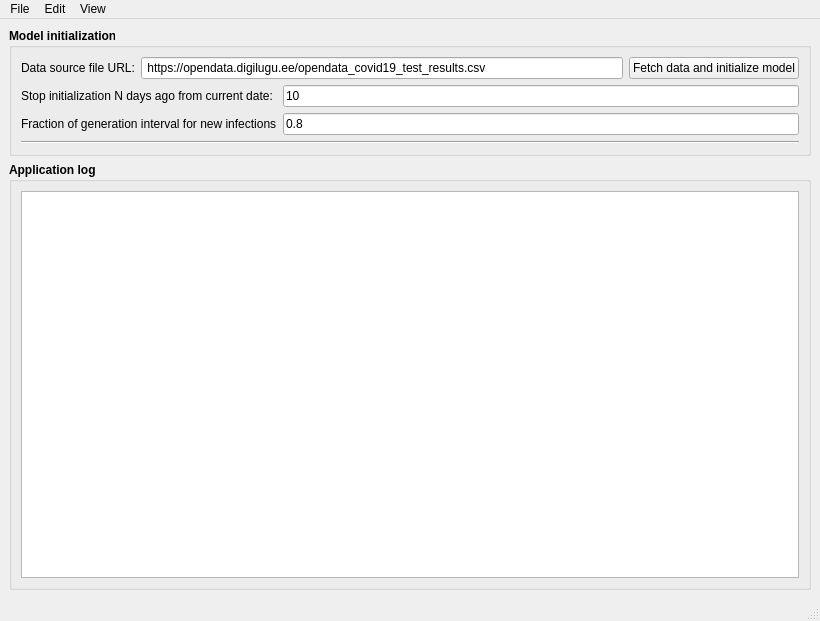
This is ui/vspread_model_v1.ui in extall/spread-model-ee as Qt 5 draws it before an edit. The edited form follows.
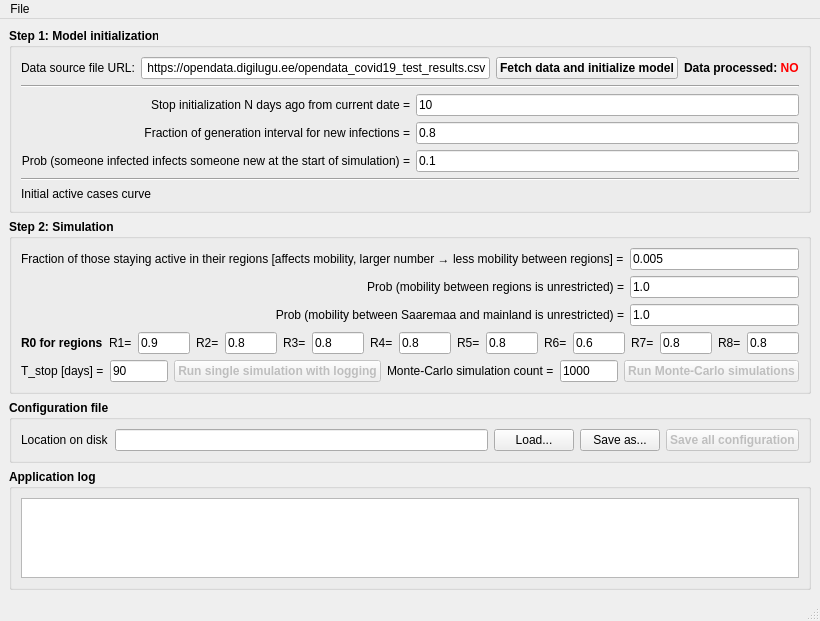
This is the edited form.

Commit message: [UI] Initial UI design added. Some code copied from existing application, not changed yet

What changed in the file:
```diff
--- a/ui/vspread_model_v1.ui
+++ b/ui/vspread_model_v1.ui
@@ -30,7 +30,7 @@
        </font>
       </property>
       <property name="title">
-       <string>Model initialization</string>
+       <string>Step 1: Model initialization</string>
       </property>
       <layout class="QVBoxLayout" name="verticalLayout_8">
        <item>
@@ -65,8 +65,8 @@
           <widget class="QPushButton" name="btnFetchDataAndProcess">
            <property name="font">
             <font>
-             <weight>50</weight>
-             <bold>false</bold>
+             <weight>75</weight>
+             <bold>true</bold>
             </font>
            </property>
            <property name="text">
@@ -74,36 +74,24 @@
            </property>
           </widget>
          </item>
+         <item>
+          <widget class="QLabel" name="lblDataProcesses">
+           <property name="text">
+            <string>Data processed: &lt;span style=&quot;color:red&quot;&gt;NO&lt;/span&gt;</string>
+           </property>
+          </widget>
+         </item>
         </layout>
        </item>
+       <item>
+        <widget class="Line" name="line_2">
+         <property name="orientation">
+          <enum>Qt::Horizontal</enum>
+         </property>
+        </widget>
+       </item>
        <item>
         <layout class="QGridLayout" name="gridLayout">
-         <item row="0" column="0">
-          <widget class="QLabel" name="label_2">
-           <property name="font">
-            <font>
-             <weight>50</weight>
-             <bold>false</bold>
-            </font>
-           </property>
-           <property name="text">
-            <string>Stop initialization N days ago from current date:</string>
-           </property>
-          </widget>
-         </item>
-         <item row="0" column="1">
-          <widget class="QLineEdit" name="txtNDaysAgo">
-           <property name="font">
-            <font>
-             <weight>50</weight>
-             <bold>false</bold>
-            </font>
-           </property>
-           <property name="text">
-            <string>10</string>
-           </property>
-          </widget>
-         </item>
          <item row="1" column="0">
           <widget class="QLabel" name="label_3">
            <property name="font">
@@ -113,7 +101,26 @@
             </font>
            </property>
            <property name="text">
-            <string>Fraction of generation interval for new infections</string>
+            <string>Fraction of generation interval for new infections =</string>
+           </property>
+           <property name="alignment">
+            <set>Qt::AlignRight|Qt::AlignTrailing|Qt::AlignVCenter</set>
+           </property>
+          </widget>
+         </item>
+         <item row="0" column="0">
+          <widget class="QLabel" name="label_2">
+           <property name="font">
+            <font>
+             <weight>50</weight>
+             <bold>false</bold>
+            </font>
+           </property>
+           <property name="text">
+            <string>Stop initialization N days ago from current date =</string>
+           </property>
+           <property name="alignment">
+            <set>Qt::AlignRight|Qt::AlignTrailing|Qt::AlignVCenter</set>
            </property>
           </widget>
          </item>
@@ -130,8 +137,70 @@
            </property>
           </widget>
          </item>
+         <item row="0" column="1">
+          <widget class="QLineEdit" name="txtNDaysAgo">
+           <property name="font">
+            <font>
+             <weight>50</weight>
+             <bold>false</bold>
+            </font>
+           </property>
+           <property name="text">
+            <string>10</string>
+           </property>
+          </widget>
+         </item>
+         <item row="2" column="0">
+          <widget class="QLabel" name="label_5">
+           <property name="font">
+            <font>
+             <weight>50</weight>
+             <bold>false</bold>
+            </font>
+           </property>
+           <property name="text">
+            <string>Prob (someone infected infects someone new at the start of simulation) =</string>
+           </property>
+           <property name="alignment">
+            <set>Qt::AlignRight|Qt::AlignTrailing|Qt::AlignVCenter</set>
+           </property>
+          </widget>
+         </item>
+         <item row="2" column="1">
+          <widget class="QLineEdit" name="lineEdit">
+           <property name="font">
+            <font>
+             <weight>50</weight>
+             <bold>false</bold>
+            </font>
+           </property>
+           <property name="text">
+            <string>0.1</string>
+           </property>
+          </widget>
+         </item>
         </layout>
        </item>
+       <item>
+        <widget class="Line" name="line">
+         <property name="orientation">
+          <enum>Qt::Horizontal</enum>
+         </property>
+        </widget>
+       </item>
+       <item>
+        <widget class="QLabel" name="label_20">
+         <property name="font">
+          <font>
+           <weight>50</weight>
+           <bold>false</bold>
+          </font>
+         </property>
+         <property name="text">
+          <string>Initial active cases curve</string>
+         </property>
+        </widget>
+       </item>
        <item>
         <layout class="QHBoxLayout" name="horizontalLayout_3">
          <property name="sizeConstraint">
@@ -142,12 +211,494 @@
          </item>
         </layout>
        </item>
+      </layout>
+     </widget>
+    </item>
+    <item>
+     <widget class="QGroupBox" name="gbSimulation">
+      <property name="font">
+       <font>
+        <weight>75</weight>
+        <bold>true</bold>
+       </font>
+      </property>
+      <property name="title">
+       <string>Step 2: Simulation</string>
+      </property>
+      <layout class="QVBoxLayout" name="verticalLayout_4">
        <item>
-        <widget class="Line" name="line">
-         <property name="orientation">
-          <enum>Qt::Horizontal</enum>
-         </property>
-        </widget>
+        <layout class="QHBoxLayout" name="horizontalLayout_6">
+         <item>
+          <layout class="QGridLayout" name="gridLayout_3">
+           <item row="1" column="0">
+            <widget class="QLabel" name="label_18">
+             <property name="font">
+              <font>
+               <weight>50</weight>
+               <bold>false</bold>
+              </font>
+             </property>
+             <property name="text">
+              <string>Prob (mobility between regions is unrestricted) =</string>
+             </property>
+             <property name="alignment">
+              <set>Qt::AlignRight|Qt::AlignTrailing|Qt::AlignVCenter</set>
+             </property>
+            </widget>
+           </item>
+           <item row="1" column="1">
+            <widget class="QLineEdit" name="txtSimParamProbMobBetweenReg">
+             <property name="font">
+              <font>
+               <weight>50</weight>
+               <bold>false</bold>
+              </font>
+             </property>
+             <property name="text">
+              <string>1.0</string>
+             </property>
+            </widget>
+           </item>
+           <item row="0" column="1">
+            <widget class="QLineEdit" name="txtSimParamStayingActive">
+             <property name="font">
+              <font>
+               <weight>50</weight>
+               <bold>false</bold>
+              </font>
+             </property>
+             <property name="text">
+              <string>0.005</string>
+             </property>
+            </widget>
+           </item>
+           <item row="0" column="0">
+            <widget class="QLabel" name="label_17">
+             <property name="font">
+              <font>
+               <weight>50</weight>
+               <bold>false</bold>
+              </font>
+             </property>
+             <property name="text">
+              <string>Fraction of those staying active in their regions [affects mobility, larger number → less mobility between regions] =</string>
+             </property>
+            </widget>
+           </item>
+           <item row="2" column="0">
+            <widget class="QLabel" name="label_19">
+             <property name="font">
+              <font>
+               <weight>50</weight>
+               <bold>false</bold>
+              </font>
+             </property>
+             <property name="text">
+              <string>Prob (mobility between Saaremaa and mainland is unrestricted) =</string>
+             </property>
+             <property name="alignment">
+              <set>Qt::AlignRight|Qt::AlignTrailing|Qt::AlignVCenter</set>
+             </property>
+            </widget>
+           </item>
+           <item row="2" column="1">
+            <widget class="QLineEdit" name="txtSimParamProbMobilityBetweenSaareUnrestr">
+             <property name="font">
+              <font>
+               <weight>50</weight>
+               <bold>false</bold>
+              </font>
+             </property>
+             <property name="text">
+              <string>1.0</string>
+             </property>
+            </widget>
+           </item>
+          </layout>
+         </item>
+        </layout>
+       </item>
+       <item>
+        <layout class="QHBoxLayout" name="horizontalLayout_4">
+         <item>
+          <layout class="QGridLayout" name="gridLayout_2">
+           <item row="0" column="0">
+            <widget class="QLabel" name="label_6">
+             <property name="font">
+              <font>
+               <weight>75</weight>
+               <bold>true</bold>
+              </font>
+             </property>
+             <property name="text">
+              <string>R0 for regions</string>
+             </property>
+            </widget>
+           </item>
+           <item row="0" column="10">
+            <widget class="QLineEdit" name="txtR0R5">
+             <property name="font">
+              <font>
+               <weight>50</weight>
+               <bold>false</bold>
+              </font>
+             </property>
+             <property name="text">
+              <string>0.8</string>
+             </property>
+            </widget>
+           </item>
+           <item row="0" column="12">
+            <widget class="QLineEdit" name="txtR0R6">
+             <property name="font">
+              <font>
+               <weight>50</weight>
+               <bold>false</bold>
+              </font>
+             </property>
+             <property name="text">
+              <string>0.6</string>
+             </property>
+            </widget>
+           </item>
+           <item row="0" column="2">
+            <widget class="QLineEdit" name="txtR0R1">
+             <property name="font">
+              <font>
+               <weight>50</weight>
+               <bold>false</bold>
+              </font>
+             </property>
+             <property name="text">
+              <string>0.9</string>
+             </property>
+            </widget>
+           </item>
+           <item row="0" column="13">
+            <widget class="QLabel" name="label_13">
+             <property name="font">
+              <font>
+               <weight>50</weight>
+               <bold>false</bold>
+              </font>
+             </property>
+             <property name="text">
+              <string>R7=</string>
+             </property>
+            </widget>
+           </item>
+           <item row="0" column="8">
+            <widget class="QLineEdit" name="txtR0R4">
+             <property name="font">
+              <font>
+               <weight>50</weight>
+               <bold>false</bold>
+              </font>
+             </property>
+             <property name="text">
+              <string>0.8</string>
+             </property>
+            </widget>
+           </item>
+           <item row="0" column="3">
+            <widget class="QLabel" name="label_8">
+             <property name="font">
+              <font>
+               <weight>50</weight>
+               <bold>false</bold>
+              </font>
+             </property>
+             <property name="text">
+              <string>R2=</string>
+             </property>
+            </widget>
+           </item>
+           <item row="0" column="1">
+            <widget class="QLabel" name="label_7">
+             <property name="font">
+              <font>
+               <weight>50</weight>
+               <bold>false</bold>
+              </font>
+             </property>
+             <property name="text">
+              <string>R1=</string>
+             </property>
+            </widget>
+           </item>
+           <item row="0" column="14">
+            <widget class="QLineEdit" name="txtR0R7">
+             <property name="font">
+              <font>
+               <weight>50</weight>
+               <bold>false</bold>
+              </font>
+             </property>
+             <property name="text">
+              <string>0.8</string>
+             </property>
+            </widget>
+           </item>
+           <item row="0" column="7">
+            <widget class="QLabel" name="label_10">
+             <property name="font">
+              <font>
+               <weight>50</weight>
+               <bold>false</bold>
+              </font>
+             </property>
+             <property name="text">
+              <string>R4=</string>
+             </property>
+            </widget>
+           </item>
+           <item row="0" column="6">
+            <widget class="QLineEdit" name="txtR0R3">
+             <property name="font">
+              <font>
+               <weight>50</weight>
+               <bold>false</bold>
+              </font>
+             </property>
+             <property name="text">
+              <string>0.8</string>
+             </property>
+            </widget>
+           </item>
+           <item row="0" column="9">
+            <widget class="QLabel" name="label_11">
+             <property name="font">
+              <font>
+               <weight>50</weight>
+               <bold>false</bold>
+              </font>
+             </property>
+             <property name="text">
+              <string>R5=</string>
+             </property>
+            </widget>
+           </item>
+           <item row="0" column="5">
+            <widget class="QLabel" name="label_9">
+             <property name="font">
+              <font>
+               <weight>50</weight>
+               <bold>false</bold>
+              </font>
+             </property>
+             <property name="text">
+              <string>R3=</string>
+             </property>
+            </widget>
+           </item>
+           <item row="0" column="11">
+            <widget class="QLabel" name="label_12">
+             <property name="font">
+              <font>
+               <weight>50</weight>
+               <bold>false</bold>
+              </font>
+             </property>
+             <property name="text">
+              <string>R6=</string>
+             </property>
+            </widget>
+           </item>
+           <item row="0" column="15">
+            <widget class="QLabel" name="label_14">
+             <property name="font">
+              <font>
+               <weight>50</weight>
+               <bold>false</bold>
+              </font>
+             </property>
+             <property name="text">
+              <string>R8=</string>
+             </property>
+            </widget>
+           </item>
+           <item row="0" column="4">
+            <widget class="QLineEdit" name="txtR0R2">
+             <property name="font">
+              <font>
+               <weight>50</weight>
+               <bold>false</bold>
+              </font>
+             </property>
+             <property name="text">
+              <string>0.8</string>
+             </property>
+            </widget>
+           </item>
+           <item row="0" column="16">
+            <widget class="QLineEdit" name="txtR0R8">
+             <property name="font">
+              <font>
+               <weight>50</weight>
+               <bold>false</bold>
+              </font>
+             </property>
+             <property name="text">
+              <string>0.8</string>
+             </property>
+            </widget>
+           </item>
+          </layout>
+         </item>
+        </layout>
+       </item>
+       <item>
+        <layout class="QHBoxLayout" name="horizontalLayout_5">
+         <item>
+          <widget class="QLabel" name="label_16">
+           <property name="font">
+            <font>
+             <weight>50</weight>
+             <bold>false</bold>
+            </font>
+           </property>
+           <property name="text">
+            <string>T_stop [days] =</string>
+           </property>
+          </widget>
+         </item>
+         <item>
+          <widget class="QLineEdit" name="lineEdit_3">
+           <property name="font">
+            <font>
+             <weight>50</weight>
+             <bold>false</bold>
+            </font>
+           </property>
+           <property name="text">
+            <string>90</string>
+           </property>
+          </widget>
+         </item>
+         <item>
+          <widget class="QPushButton" name="btnSingleSim">
+           <property name="enabled">
+            <bool>false</bool>
+           </property>
+           <property name="font">
+            <font>
+             <weight>75</weight>
+             <bold>true</bold>
+            </font>
+           </property>
+           <property name="text">
+            <string>Run single simulation with logging</string>
+           </property>
+          </widget>
+         </item>
+         <item>
+          <widget class="QLabel" name="label_15">
+           <property name="font">
+            <font>
+             <weight>50</weight>
+             <bold>false</bold>
+            </font>
+           </property>
+           <property name="text">
+            <string>Monte-Carlo simulation count =</string>
+           </property>
+          </widget>
+         </item>
+         <item>
+          <widget class="QLineEdit" name="lineEdit_2">
+           <property name="font">
+            <font>
+             <weight>50</weight>
+             <bold>false</bold>
+            </font>
+           </property>
+           <property name="text">
+            <string>1000</string>
+           </property>
+          </widget>
+         </item>
+         <item>
+          <widget class="QPushButton" name="btnMCSim">
+           <property name="enabled">
+            <bool>false</bool>
+           </property>
+           <property name="text">
+            <string>Run Monte-Carlo simulations</string>
+           </property>
+          </widget>
+         </item>
+        </layout>
+       </item>
+      </layout>
+     </widget>
+    </item>
+    <item>
+     <widget class="QGroupBox" name="gbConfigurationFile">
+      <property name="font">
+       <font>
+        <weight>75</weight>
+        <bold>true</bold>
+       </font>
+      </property>
+      <property name="title">
+       <string>Configuration file</string>
+      </property>
+      <layout class="QVBoxLayout" name="verticalLayout">
+       <item>
+        <layout class="QHBoxLayout" name="horizontalLayout_2">
+         <item>
+          <widget class="QLabel" name="label_4">
+           <property name="font">
+            <font>
+             <weight>50</weight>
+             <bold>false</bold>
+            </font>
+           </property>
+           <property name="text">
+            <string>Location on disk</string>
+           </property>
+          </widget>
+         </item>
+         <item>
+          <widget class="QLineEdit" name="txtConfigFileLoc"/>
+         </item>
+         <item>
+          <widget class="QPushButton" name="btnConfigLoad">
+           <property name="font">
+            <font>
+             <weight>50</weight>
+             <bold>false</bold>
+            </font>
+           </property>
+           <property name="text">
+            <string>Load...</string>
+           </property>
+          </widget>
+         </item>
+         <item>
+          <widget class="QPushButton" name="btnConfigSaveAs">
+           <property name="font">
+            <font>
+             <weight>50</weight>
+             <bold>false</bold>
+            </font>
+           </property>
+           <property name="text">
+            <string>Save as...</string>
+           </property>
+          </widget>
+         </item>
+         <item>
+          <widget class="QPushButton" name="btnSaveConfig">
+           <property name="enabled">
+            <bool>false</bool>
+           </property>
+           <property name="text">
+            <string>Save all configuration</string>
+           </property>
+          </widget>
+         </item>
+        </layout>
        </item>
       </layout>
      </widget>
@@ -193,21 +744,7 @@
      <string>File</string>
     </property>
    </widget>
-   <widget class="QMenu" name="menuView">
-    <property name="title">
-     <string>View</string>
-    </property>
-   </widget>
-   <widget class="QMenu" name="menuEdit">
-    <property name="title">
-     <string>Edit</string>
-    </property>
-    <addaction name="actionRefresh_data_file"/>
-    <addaction name="actionRefresh_predictor"/>
-   </widget>
    <addaction name="menuFile"/>
-   <addaction name="menuEdit"/>
-   <addaction name="menuView"/>
   </widget>
   <widget class="QStatusBar" name="statusbar"/>
   <action name="actionLog">
```
Left out of the diff: 26 changed lines with no effect on the pictures. The commit also changes 3 other files.
